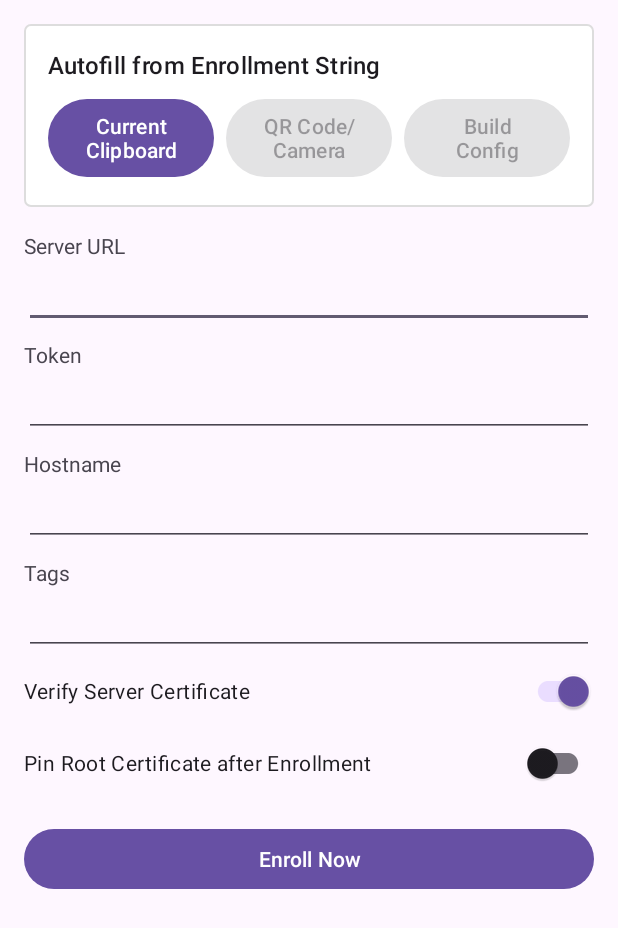
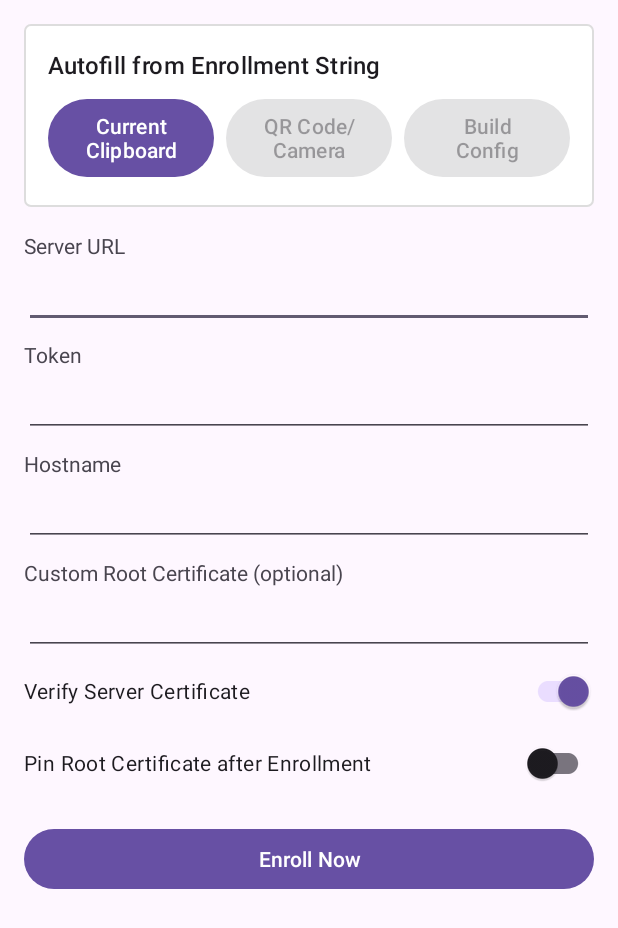
Before and after one commit to swiftbird07/elastic-agent-android, an Android app: the EnrollmentActivity screen opened directly, with no data from a screen before it, on a phone screen of 412 x 824 dp. Shown: the top 928 px of the screen. Run offline under Robolectric (Android 15) with nearby library versions, the phone set to English and light mode, and no system bars.

Commit message:
Change tags to certificate field + Fixes

```diff
--- a/app/src/main/java/de/swiftbird/elasticandroid/EnrollmentRepository.java
+++ b/app/src/main/java/de/swiftbird/elasticandroid/EnrollmentRepository.java
@@ -55,7 +55,7 @@ public class EnrollmentRepository {
         Log.i(TAG, "Starting enrollment process...");
         Log.d(TAG, "User provided Server URL: " + request.getServerUrl());
         Log.d(TAG, "User provided Hostname: " + request.getHostname());
-        Log.d(TAG, "User provided Tags: " + request.getTags());
+        Log.d(TAG, "User provided certificate: " + request.getTags());
         //Log.i(TAG, "User provided Token: " + request.getToken())
 
         // First call API info endpoint:
--- a/app/src/main/res/layout/activity_enrollment.xml
+++ b/app/src/main/res/layout/activity_enrollment.xml
@@ -85,11 +85,11 @@ android:layout_width="match_parent"
 android:layout_height="wrap_content"
 android:inputType="text"/>
 
-<TextView
-android:layout_width="match_parent"
-android:layout_height="wrap_content"
-android:text="Tags"
-android:layout_marginTop="8dp"/>
+    <TextView
+        android:layout_width="match_parent"
+        android:layout_height="wrap_content"
+        android:layout_marginTop="8dp"
+        android:text="Custom Root Certificate (optional)" />
 
 <EditText
 android:id="@+id/etTags"
```
Also changed, not shown: app/src/main/java/de/swiftbird/elasticandroid/EnrollmentActivity.java (+14 -14 lines), app/src/main/java/de/swiftbird/elasticandroid/EnrollmentRequest.java (+4 -4 lines), 1 other file.
